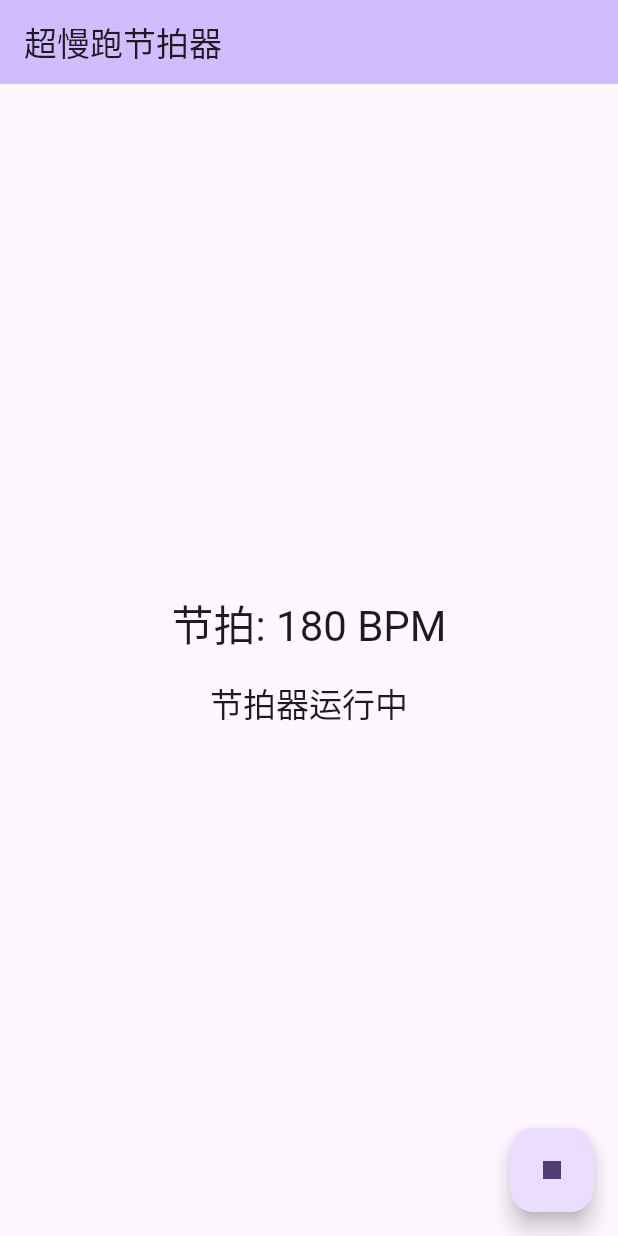
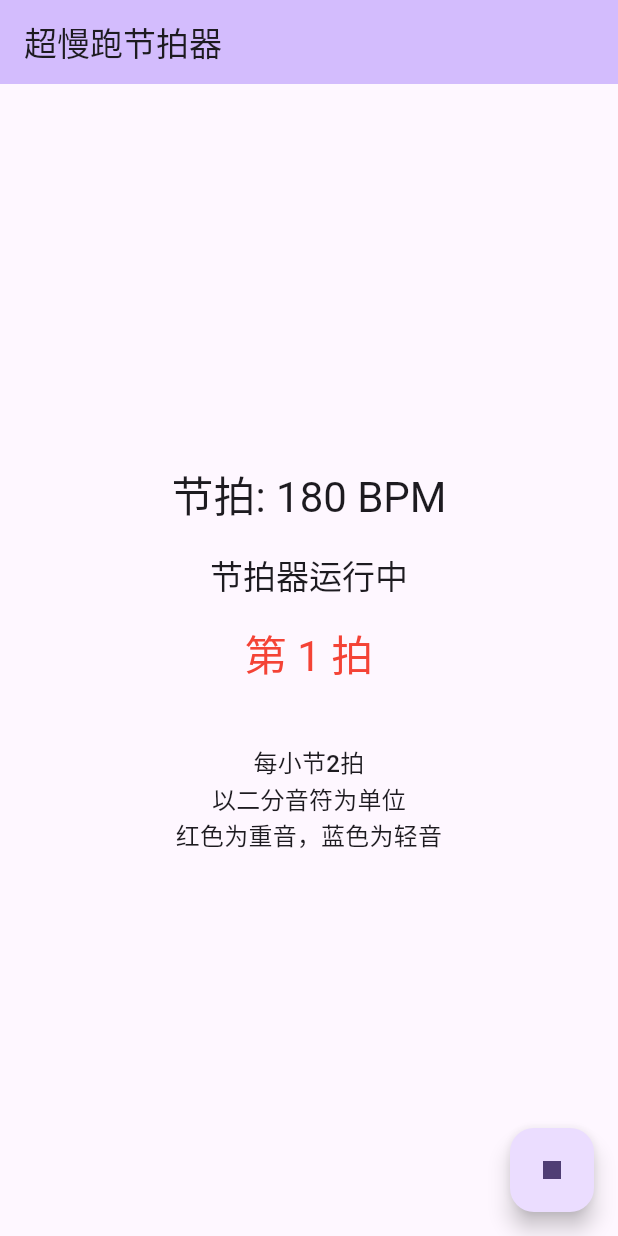
Before and after one commit to sdlyzhuangd/slowmet, a Flutter app: the screen it shows after launch, after a tap on the "play arrow" icon, on a phone screen of 412 x 824 dp. Run offline on Flutter 3.47's test engine with Material 3 defaults, Android fonts, the phone set to English and light mode, and no system bars; our stand-ins replace audioplayers.

Commit message:
修改了声音和节拍2/2,180bpm

```diff
--- a/lib/main.dart
+++ b/lib/main.dart
@@ -57,21 +57,22 @@ class MyHomePage extends StatefulWidget {
 
 class _MyHomePageState extends State<MyHomePage> {
   bool isPlaying = false;
-  final player = AudioPlayer();
-  final player2 = AudioPlayer();
+  final playerHigh = AudioPlayer();  // 重音
+  final playerLow = AudioPlayer();   // 轻音
+  int beatCount = 0;  // 用于跟踪当前是第几拍
 
   @override
   void initState() {
     super.initState();
     // 预加载音频文件
-    player.setSource(AssetSource('ding.wav'));
-    player2.setSource(AssetSource('da.wav'));
+    playerHigh.setSource(AssetSource('ding.wav'));  // 重音
+    playerLow.setSource(AssetSource('da.wav'));     // 轻音
   }
 
   @override
   void dispose() {
-    player.dispose();
-    player2.dispose();
+    playerHigh.dispose();
+    playerLow.dispose();
     super.dispose();
   }
 
@@ -79,6 +80,7 @@ class _MyHomePageState extends State<MyHomePage> {
     setState(() {
       isPlaying = !isPlaying;
       if (isPlaying) {
+        beatCount = 0;
         _startMetronome();
       }
     });
@@ -89,14 +91,23 @@ class _MyHomePageState extends State<MyHomePage> {
     const interval = 60000 / bpm; // 计算每拍间隔（毫秒）
 
     while (isPlaying) {
-      player.resume(); // 播放"叮"
-      await Future.delayed(Duration(milliseconds: (interval ~/ 2)));
-      if (!isPlaying) break;
+      if (beatCount % 2 == 0) {
+        playerHigh.resume(); // 第一拍（重音）
+      } else {
+        playerLow.resume();  // 第二拍（轻音）
+      }
 
-      player2.resume(); // 播放"嗒"
-      await Future.delayed(Duration(milliseconds: (interval ~/ 2)));
+      beatCount = (beatCount + 1) % 2;  // 在0和1之间循环
+
+      setState(() {});  // 更新显示当前拍号
+      await Future.delayed(Duration(milliseconds: interval.toInt()));
       if (!isPlaying) break;
     }
+  }
+
+  String _getCurrentBeat() {
+    if (!isPlaying) return '';
+    return '第 ${beatCount + 1} 拍';
   }
 
   @override
@@ -119,6 +130,19 @@ class _MyHomePageState extends State<MyHomePage> {
               isPlaying ? '节拍器运行中' : '点击开始',
               style: Theme.of(context).textTheme.titleLarge,
             ),
+            const SizedBox(height: 20),
+            Text(
+              _getCurrentBeat(),
+              style: Theme.of(context).textTheme.headlineMedium?.copyWith(
+                color: beatCount % 2 == 0 ? Colors.red : Colors.blue,
+              ),
+            ),
+            const SizedBox(height: 40),
+            Text(
+              '每小节2拍\n以二分音符为单位\n红色为重音，蓝色为轻音',
+              textAlign: TextAlign.center,
+              style: Theme.of(context).textTheme.titleMedium,
+            ),
           ],
         ),
       ),
```
Also changed, not shown: 2 other files.
